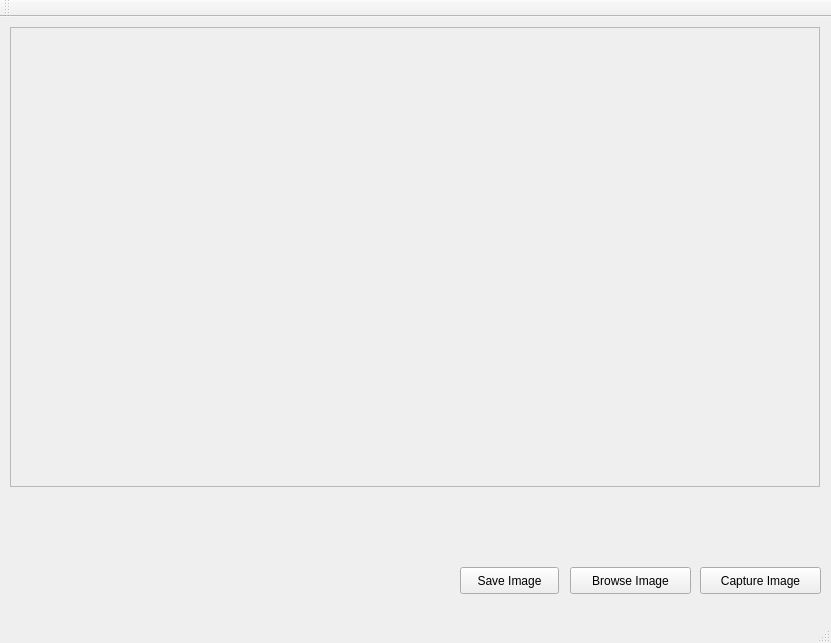
Before: the Qt Designer form mainwindow.ui in sina-cb/ColonD_ImageProcessor, drawn with Qt 5.
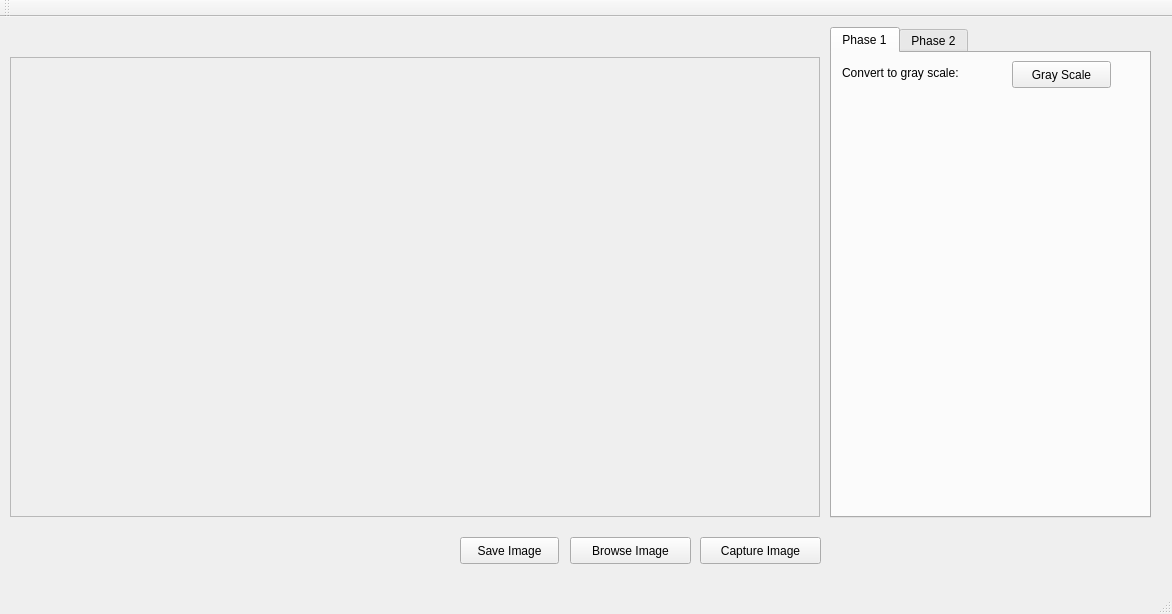
After: the same form once the commit is applied.

Patch:
```diff
--- a/mainwindow.ui
+++ b/mainwindow.ui
@@ -6,8 +6,8 @@
    <rect>
     <x>0</x>
     <y>0</y>
-    <width>831</width>
-    <height>643</height>
+    <width>1172</width>
+    <height>614</height>
    </rect>
   </property>
   <property name="windowTitle">
@@ -18,7 +18,7 @@
     <property name="geometry">
      <rect>
       <x>700</x>
-      <y>550</y>
+      <y>520</y>
       <width>121</width>
       <height>27</height>
      </rect>
@@ -31,7 +31,7 @@
     <property name="geometry">
      <rect>
       <x>570</x>
-      <y>550</y>
+      <y>520</y>
       <width>121</width>
       <height>27</height>
      </rect>
@@ -44,7 +44,7 @@
     <property name="geometry">
      <rect>
       <x>10</x>
-      <y>10</y>
+      <y>40</y>
       <width>810</width>
       <height>460</height>
      </rect>
@@ -80,7 +80,7 @@
     <property name="geometry">
      <rect>
       <x>460</x>
-      <y>550</y>
+      <y>520</y>
       <width>99</width>
       <height>27</height>
      </rect>
@@ -89,6 +89,55 @@
      <string>Save Image</string>
     </property>
    </widget>
+   <widget class="QTabWidget" name="tabWidget">
+    <property name="geometry">
+     <rect>
+      <x>830</x>
+      <y>10</y>
+      <width>321</width>
+      <height>491</height>
+     </rect>
+    </property>
+    <property name="currentIndex">
+     <number>0</number>
+    </property>
+    <widget class="QWidget" name="firstTab">
+     <attribute name="title">
+      <string>Phase 1</string>
+     </attribute>
+     <widget class="QLabel" name="label">
+      <property name="geometry">
+       <rect>
+        <x>10</x>
+        <y>11</y>
+        <width>181</width>
+        <height>17</height>
+       </rect>
+      </property>
+      <property name="text">
+       <string>Convert to gray scale:</string>
+      </property>
+     </widget>
+     <widget class="QPushButton" name="convertGrayScaleBtn">
+      <property name="geometry">
+       <rect>
+        <x>180</x>
+        <y>8</y>
+        <width>99</width>
+        <height>27</height>
+       </rect>
+      </property>
+      <property name="text">
+       <string>Gray Scale</string>
+      </property>
+     </widget>
+    </widget>
+    <widget class="QWidget" name="tab_2">
+     <attribute name="title">
+      <string>Phase 2</string>
+     </attribute>
+    </widget>
+   </widget>
   </widget>
   <widget class="QMenuBar" name="menuBar">
    <property name="geometry">
```
Left out of the diff: 2 changed lines with no effect on the pictures.
